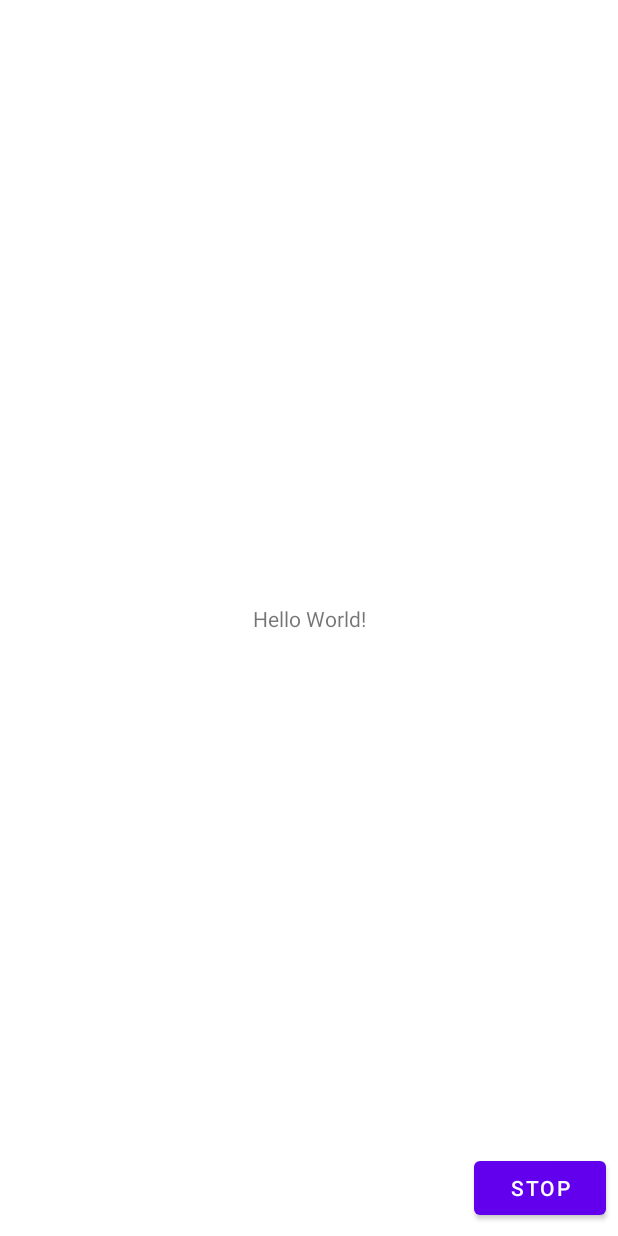
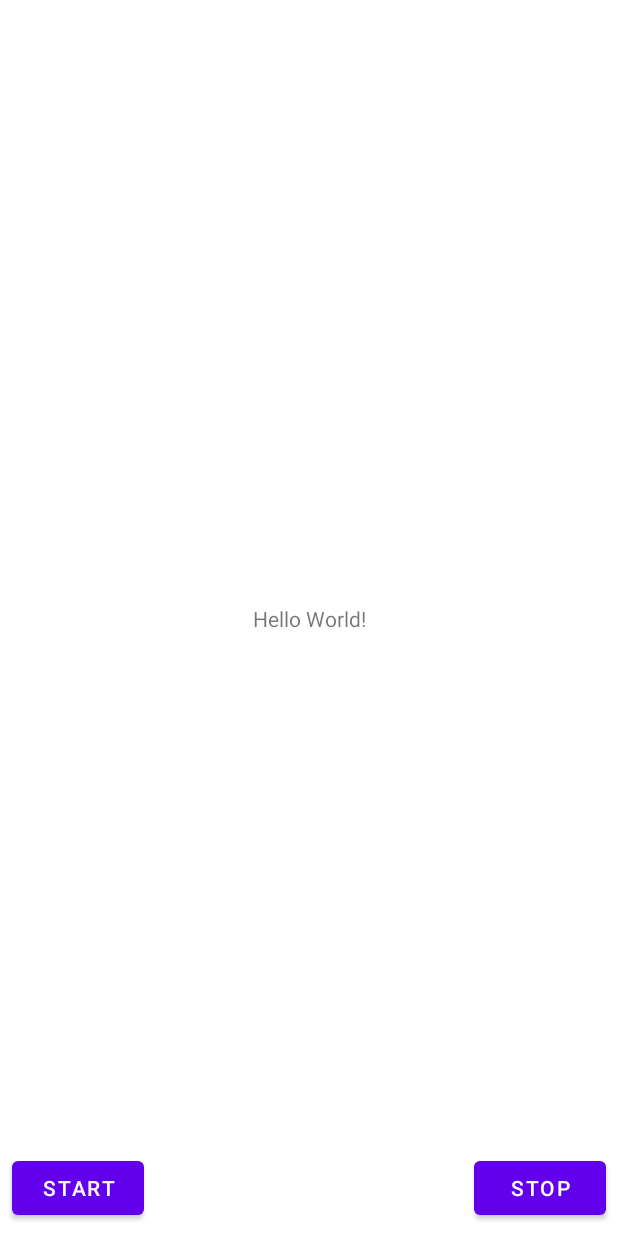
Before and after one commit to kazaman97/sample-called-native, an Android app: the layout activity_main.xml on its own in the app's theme, with its tools: preview values and no code run, on a phone screen of 412 x 824 dp. Run offline under Robolectric (Android 15) with nearby library versions, the phone set to English and light mode, and no system bars.

Commit message:
add start button

```diff
--- a/app/src/main/java/com/example/sample_called_native/CallFromNative.kt
+++ b/app/src/main/java/com/example/sample_called_native/CallFromNative.kt
@@ -22,12 +22,15 @@ class CallFromNative {
         if (countUpThread == null) {
             countUpThread = Thread {
                 nativeLibrary.startCountUp()
+            }.apply {
+                start()
             }
         }
-        countUpThread?.start()
     }
 
     fun stopCountUp() {
+        // TODO Threadを破棄する処理が必要
+        countUpThread = null
         nativeLibrary.stopCountUp()
     }
 }
--- a/app/src/main/java/com/example/sample_called_native/MainActivity.kt
+++ b/app/src/main/java/com/example/sample_called_native/MainActivity.kt
@@ -22,11 +22,13 @@ class MainActivity : AppCompatActivity() {
 //        sampleHashMap["okinawa"] = "naha"
 //        sampleHashMap["iwate"] = "morioka"
 
+        binding.startButton.setOnClickListener {
+            callFromNative.startCountUp()
+        }
+
         binding.stopButton.setOnClickListener {
             callFromNative.stopCountUp()
         }
-
-        callFromNative.startCountUp()
 
         // Example of a call to a native method
         findViewById<TextView>(R.id.sample_text).text = callFromNative.stringFromJNI()
--- a/app/src/main/res/layout/activity_main.xml
+++ b/app/src/main/res/layout/activity_main.xml
@@ -19,6 +19,15 @@
             app:layout_constraintTop_toTopOf="parent" />
 
         <Button
+            android:id="@+id/start_button"
+            android:layout_width="wrap_content"
+            android:layout_height="wrap_content"
+            android:layout_margin="8dp"
+            android:text="start"
+            app:layout_constraintBottom_toBottomOf="parent"
+            app:layout_constraintStart_toStartOf="parent" />
+
+        <Button
             android:id="@+id/stop_button"
             android:layout_width="wrap_content"
             android:layout_height="wrap_content"
--- a/native-library/src/main/java/com/example/native_library/NativeLibrary.kt
+++ b/native-library/src/main/java/com/example/native_library/NativeLibrary.kt
@@ -9,6 +9,10 @@ class NativeLibrary {
     external fun startCountUp()
     external fun stopCountUp()
 
+    interface Listener {
+        fun onChangeCount(count: Int)
+    }
+
     companion object {
         // Used to load the 'native-lib' library on application startup.
         init {
```
